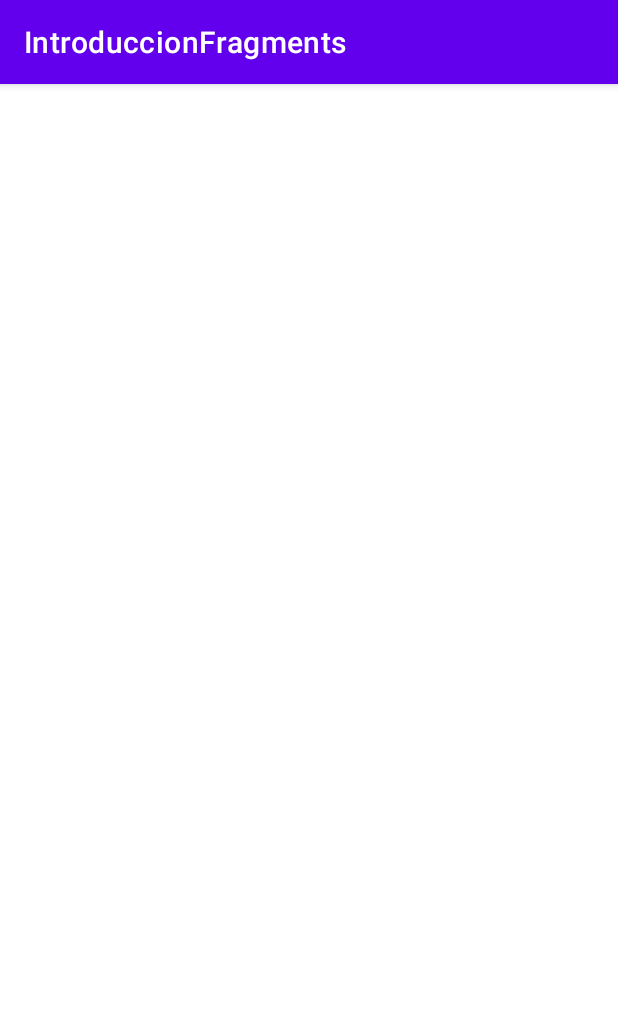
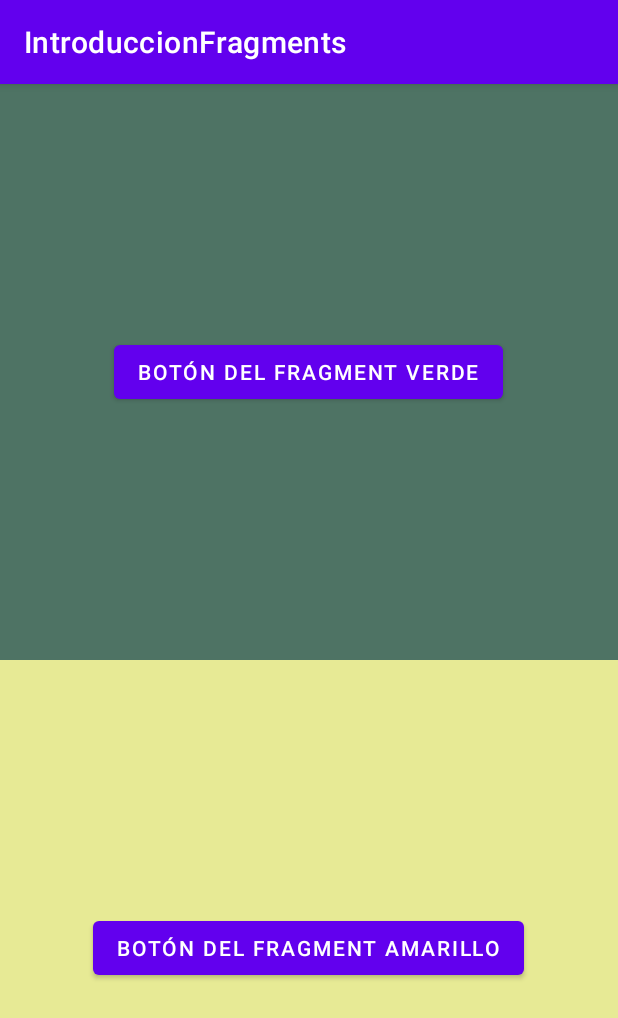
Before and after one commit to estefaniapenide/PMDM-Fragments, an Android app: the screen it shows after launch (Ej1FragmentsEstaticosActivity), after a tap on "EJ1 FRAGMENTS ESTÁTICOS", on a phone screen of 412 x 824 dp. Shown: the top 1018 px of the screen. Run offline under Robolectric (Android 15) with nearby library versions, the phone set to English and light mode, and no system bars.

Commit message:
Fragments terminado

```diff
--- a/IntroduccionFragments/app/build.gradle
+++ b/IntroduccionFragments/app/build.gradle
@@ -45,4 +45,5 @@ dependencies {
     testImplementation 'junit:junit:4.+'
     androidTestImplementation 'androidx.test.ext:junit:1.1.3'
     androidTestImplementation 'androidx.test.espresso:espresso-core:3.4.0'
+    implementation "androidx.fragment:fragment-ktx:1.2.5"
 }
--- a/IntroduccionFragments/app/src/main/java/com/example/introduccionfragments/GreenFragment.kt
+++ b/IntroduccionFragments/app/src/main/java/com/example/introduccionfragments/GreenFragment.kt
@@ -11,25 +11,31 @@ import com.google.android.material.snackbar.Snackbar
 
 class GreenFragment : Fragment() {
 
-    private var _binding:FragmentGreenBinding?=null
-    private val binding=_binding!!
+    private var _binding: FragmentGreenBinding? = null
+    private val binding get() = _binding!!
 
     override fun onCreateView(
         inflater: LayoutInflater, container: ViewGroup?,
         savedInstanceState: Bundle?
     ): View? {
-        _binding= FragmentGreenBinding.inflate(inflater, container, false)
-        binding.buttonGreen.setOnClickListener{ Toast.makeText(activity,"Fragment verde",Toast.LENGTH_LONG).show()}
+        _binding = FragmentGreenBinding.inflate(inflater, container, false)
+        binding.buttonGreen.setOnClickListener {
+            Toast.makeText(
+                activity,
+                "Fragment verde",
+                Toast.LENGTH_LONG
+            ).show()
+        }
         // Inflate the layout for this fragment
         return binding.root
     }
 
-    override fun onViewCreated(view: View, savedInstanceState: Bundle?) {
+/*    override fun onViewCreated(view: View, savedInstanceState: Bundle?) {
         super.onViewCreated(view, savedInstanceState)
-    }
+    }*/
 
     override fun onDestroyView() {
         super.onDestroyView()
-        _binding=null
+        _binding = null
     }
 }
--- /dev/null
+++ b/IntroduccionFragments/app/src/main/java/com/example/introduccionfragments/YellowFragment.kt
@@ -0,0 +1,28 @@
+package com.example.introduccionfragments
+
+import android.os.Bundle
+import androidx.fragment.app.Fragment
+import android.view.LayoutInflater
+import android.view.View
+import android.view.ViewGroup
+import android.widget.Button
+import com.example.introduccionfragments.databinding.FragmentYellowBinding
+
+
+class YellowFragment : Fragment() {
+
+    override fun onCreateView(
+        inflater: LayoutInflater, container: ViewGroup?,
+        savedInstanceState: Bundle?
+    ): View? {
+
+        return inflater.inflate(R.layout.fragment_yellow, container, false)
+
+    }
+
+    companion object {
+        @JvmStatic
+        fun newInstance() = YellowFragment()
+
+    }
+}
--- a/IntroduccionFragments/app/src/main/res/layout/activity_ej1_fragments_estaticos.xml
+++ b/IntroduccionFragments/app/src/main/res/layout/activity_ej1_fragments_estaticos.xml
@@ -21,6 +21,16 @@
         android:layout_width="wrap_content"
         android:layout_height="wrap_content"
         android:orientation="horizontal"
-        app:layout_constraintGuide_begin="357dp" />
+        app:layout_constraintGuide_percent="0.5" />
+
+    <androidx.fragment.app.FragmentContainerView
+        android:id="@+id/fragmentContainerView"
+        android:name="com.example.introduccionfragments.YellowFragment"
+        android:layout_width="match_parent"
+        android:layout_height="0dp"
+        app:layout_constraintBottom_toBottomOf="parent"
+        app:layout_constraintEnd_toEndOf="parent"
+        app:layout_constraintStart_toStartOf="parent"
+        app:layout_constraintTop_toBottomOf="@+id/guideline2" />
 
 </androidx.constraintlayout.widget.ConstraintLayout>
--- /dev/null
+++ b/IntroduccionFragments/app/src/main/res/layout/fragment_yellow.xml
@@ -0,0 +1,16 @@
+<?xml version="1.0" encoding="utf-8"?>
+<FrameLayout xmlns:android="http://schemas.android.com/apk/res/android"
+    xmlns:tools="http://schemas.android.com/tools"
+    android:layout_width="match_parent"
+    android:layout_height="match_parent"
+    tools:context=".YellowFragment"
+    android:background="#E7EA95">
+
+
+    <Button
+        android:id="@+id/buttonYellow"
+        android:layout_width="wrap_content"
+        android:layout_height="wrap_content"
+        android:layout_gravity="center"
+        android:text="Botón del fragment amarillo" />
+</FrameLayout>
```
Also changed, not shown: IntroduccionFragments/app/src/main/java/com/example/introduccionfragments/Ej2FragmentsDinamicosActivity.kt (+23 -1 lines), IntroduccionFragments/app/src/main/res/layout/activity_ej2_fragments_dinamicos.xml (+20 -0 lines), IntroduccionFragments/app/src/main/res/values/themes.xml (+13 -0 lines).
